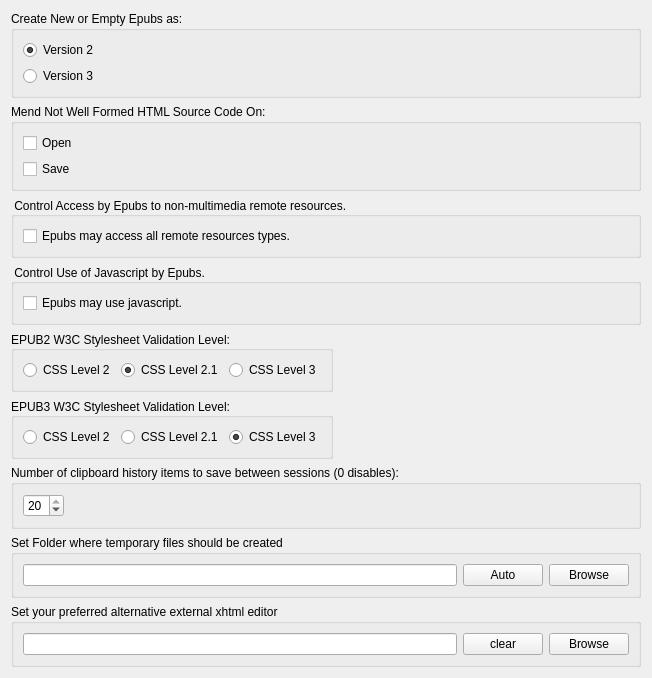
Above: src/Form_Files/PGeneralSettingsWidget.ui from Sigil-Ebook/Sigil before the change. Below: the same form after it.
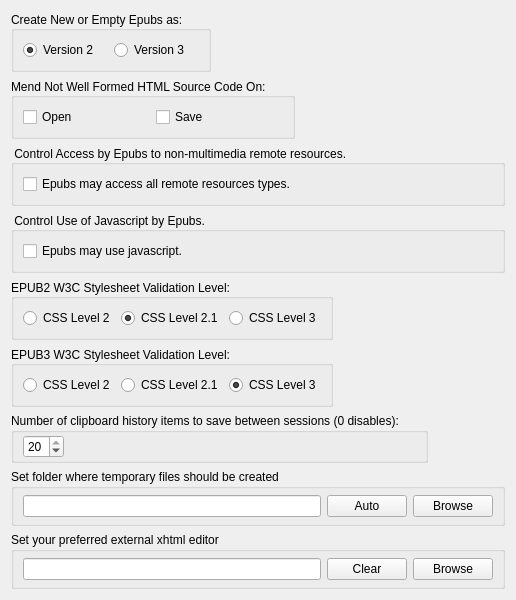
That is the form after the change.

Commit message: tweak all Preference widgets to be under 600x600

What changed in the file:
```diff
--- a/src/Form_Files/PGeneralSettingsWidget.ui
+++ b/src/Form_Files/PGeneralSettingsWidget.ui
@@ -6,8 +6,8 @@
    <rect>
     <x>0</x>
     <y>0</y>
-    <width>652</width>
-    <height>598</height>
+    <width>516</width>
+    <height>564</height>
    </rect>
   </property>
   <property name="windowTitle">
@@ -16,6 +16,12 @@
   <layout class="QVBoxLayout" name="verticalLayout">
    <item>
     <widget class="QGroupBox" name="groupBox">
+     <property name="sizePolicy">
+      <sizepolicy hsizetype="Fixed" vsizetype="Preferred">
+       <horstretch>0</horstretch>
+       <verstretch>0</verstretch>
+      </sizepolicy>
+     </property>
      <property name="toolTip">
       <string>Choose which version of Epub to use
 when creating new or empty Epubs in Sigil.</string>
@@ -23,7 +29,10 @@
      <property name="title">
       <string>Create New or Empty Epubs as:</string>
      </property>
-     <layout class="QVBoxLayout" name="verticalLayout2">
+     <property name="alignment">
+      <set>Qt::AlignLeading|Qt::AlignLeft|Qt::AlignVCenter</set>
+     </property>
+     <layout class="QHBoxLayout" name="versionLayout">
       <item>
        <widget class="QRadioButton" name="EpubVersion2">
         <property name="toolTip">
@@ -53,8 +62,14 @@
      </layout>
     </widget>
    </item>
-   <item>
+   <item alignment="Qt::AlignLeft|Qt::AlignTop">
     <widget class="QGroupBox" name="groupBox_2">
+     <property name="sizePolicy">
+      <sizepolicy hsizetype="Fixed" vsizetype="Preferred">
+       <horstretch>0</horstretch>
+       <verstretch>0</verstretch>
+      </sizepolicy>
+     </property>
      <property name="toolTip">
       <string>Choose when your not well formed HTML code is automatically 
 mended.</string>
@@ -62,8 +77,11 @@
      <property name="title">
       <string>Mend Not Well Formed HTML Source Code On:</string>
      </property>
-     <layout class="QGridLayout" name="gridLayout">
-      <item row="0" column="0">
+     <property name="alignment">
+      <set>Qt::AlignLeading|Qt::AlignLeft|Qt::AlignVCenter</set>
+     </property>
+     <layout class="QHBoxLayout" name="mendLayout">
+      <item>
        <widget class="QCheckBox" name="MendOnOpen">
         <property name="toolTip">
          <string>Mend Not Well Formed HTML when opening an Epub or HTML file.</string>
@@ -73,7 +91,7 @@
         </property>
        </widget>
       </item>
-      <item row="1" column="0">
+      <item alignment="Qt::AlignLeft">
        <widget class="QCheckBox" name="MendOnSave">
         <property name="toolTip">
          <string>Mend Not Well Formed HTML when saving an Epub.</string>
@@ -256,20 +274,23 @@
      </layout>
     </widget>
    </item>
-   <item>
+   <item alignment="Qt::AlignLeft">
     <widget class="QGroupBox" name="groupBoxClipLimit">
      <property name="title">
       <string>Number of clipboard history items to save between sessions (0 disables):</string>
      </property>
      <layout class="QHBoxLayout" name="horizontalLayout_2">
-      <item>
+      <property name="topMargin">
+       <number>2</number>
+      </property>
+      <property name="rightMargin">
+       <number>12</number>
+      </property>
+      <property name="bottomMargin">
+       <number>2</number>
+      </property>
+      <item alignment="Qt::AlignLeft">
        <widget class="QSpinBox" name="clipLimitSpin">
-        <property name="maximumSize">
-         <size>
-          <width>16777215</width>
-          <height>16777215</height>
-         </size>
-        </property>
         <property name="toolTip">
          <string>Use to limit (or disable) clipboard history saving between sessions</string>
         </property>
@@ -284,28 +305,21 @@
         </property>
        </widget>
       </item>
-      <item>
-       <spacer name="horizontalSpacer">
-        <property name="orientation">
-         <enum>Qt::Horizontal</enum>
-        </property>
-        <property name="sizeHint" stdset="0">
-         <size>
-          <width>40</width>
-          <height>20</height>
-         </size>
-        </property>
-       </spacer>
-      </item>
      </layout>
     </widget>
    </item>
    <item>
     <widget class="QGroupBox" name="groupBox_6">
      <property name="title">
-      <string>Set Folder where temporary files should be created</string>
+      <string>Set folder where temporary files should be created</string>
      </property>
      <layout class="QGridLayout" name="gridLayout_2">
+      <property name="topMargin">
+       <number>6</number>
+      </property>
+      <property name="bottomMargin">
+       <number>6</number>
+      </property>
       <item row="0" column="0">
        <layout class="QHBoxLayout" name="horizontalLayout">
         <item>
@@ -333,9 +347,15 @@
    <item>
     <widget class="QGroupBox" name="groupBox_7">
      <property name="title">
-      <string>Set your preferred alternative external xhtml editor</string>
+      <string>Set your preferred external xhtml editor</string>
      </property>
      <layout class="QGridLayout" name="gridLayout_7">
+      <property name="topMargin">
+       <number>6</number>
+      </property>
+      <property name="bottomMargin">
+       <number>6</number>
+      </property>
       <item row="0" column="0">
        <layout class="QHBoxLayout" name="horizontalLayout_7">
         <item>
@@ -344,7 +364,7 @@
         <item>
          <widget class="QPushButton" name="clearButton7">
           <property name="text">
-           <string>clear</string>
+           <string>Clear</string>
           </property>
          </widget>
         </item>
@@ -360,19 +380,6 @@
      </layout>
     </widget>
    </item>
-   <item>
-    <spacer name="verticalSpacer">
-     <property name="orientation">
-      <enum>Qt::Vertical</enum>
-     </property>
-     <property name="sizeHint" stdset="0">
-      <size>
-       <width>20</width>
-       <height>11</height>
-      </size>
-     </property>
-    </spacer>
-   </item>
   </layout>
  </widget>
  <resources/>
```
The commit also changes 6 other files.
